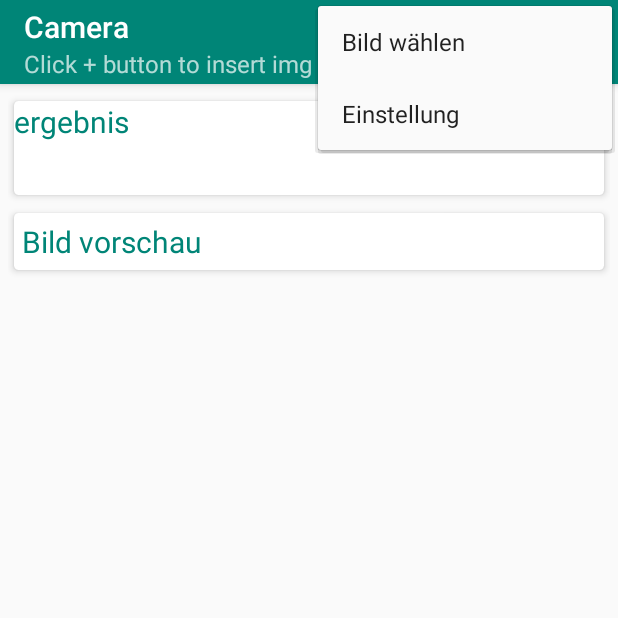
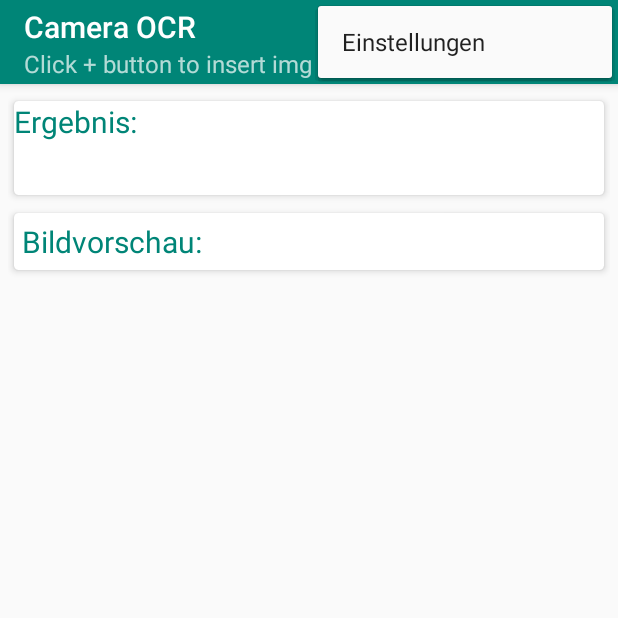
Before and after one commit to purpurWombat/Camera, an Android app: the screen it shows after launch (MainActivity), with the options menu open, on a phone screen of 412 x 824 dp, the top half of it. Run offline under Robolectric (Android 15) with nearby library versions, the phone set to English and light mode, and no system bars; libraries missing offline, so code that uses them is left out: com.google.android.gms, com.theartofdev.edmodo; pictures from the network do not load.

Commit message:
Bissle besser du weißt

```diff
--- a/app/src/main/java/com/example/oerkaptan/camera/MainActivity.java
+++ b/app/src/main/java/com/example/oerkaptan/camera/MainActivity.java
@@ -64,10 +64,7 @@ public class MainActivity extends AppCompatActivity {
     }
 
 
-
-
     //menu
-
 
     @Override
     public boolean onCreateOptionsMenu(Menu menu) {
@@ -91,7 +88,7 @@ public class MainActivity extends AppCompatActivity {
     private void showImageImportdialog() {
     String[] items = {"Camera", "Gallery"};
         AlertDialog.Builder dialog = new AlertDialog.Builder(this);
-        dialog.setTitle("Select Image");
+        dialog.setTitle("Bild wählen");
         dialog.setItems(items, new DialogInterface.OnClickListener() {
             @Override
             public void onClick(DialogInterface dialogInterface, int which) {
--- a/app/src/main/res/layout/activity_main.xml
+++ b/app/src/main/res/layout/activity_main.xml
@@ -30,7 +30,7 @@
                     android:orientation="vertical">
 
                     <TextView
-                        android:text="ergebnis"
+                        android:text="@string/ergebnis"
                         android:textColor="@color/colorPrimary"
                         android:textSize="20sp"
                         android:layout_width="match_parent"
@@ -67,7 +67,7 @@
                     android:padding="5dp">
 
                     <TextView
-                        android:text="Bild vorschau"
+                        android:text="@string/bildvorschau"
                         android:textColor="@color/colorPrimary"
                         android:textSize="20sp"
                         android:layout_width="match_parent"
--- a/app/src/main/res/menu/menu_main.xml
+++ b/app/src/main/res/menu/menu_main.xml
@@ -1,19 +1,18 @@
 <?xml version="1.0" encoding="utf-8"?>
-<menu xmlns:android="http://schemas.android.com/apk/res/android"
+<menu xmlns:app2="http://schemas.android.com/apk/res-auto"
+    xmlns:android="http://schemas.android.com/apk/res/android"
 
     xmlns:app="http://schemas.android.com/tools">
 
     <item
         android:id="@+id/addImage"
-        android:title="Bild wählen"
-        app:showAsAction="always"
-        android:icon="@drawable/ic_action_image"/>
-
+        android:icon="@drawable/ic_action_image"
+        android:title="@string/bild_w_hlen"
+        app2:showAsAction="always"
+        app:showAsAction="always" />
 
     <item
         android:id="@+id/settings"
-        android:title="Einstellung"
-
+        android:title="@string/einstellungen"
         />
-
 </menu>
--- a/app/src/main/res/values/strings.xml
+++ b/app/src/main/res/values/strings.xml
@@ -1,3 +1,7 @@
 <resources>
-    <string name="app_name">Camera</string>
+    <string name="app_name">Camera OCR</string>
+    <string name="ergebnis">Ergebnis:</string>
+    <string name="bildvorschau">Bildvorschau:</string>
+    <string name="bild_w_hlen">Bild wählen</string>
+    <string name="einstellungen">Einstellungen</string>
 </resources>
--- a/build.gradle
+++ b/build.gradle
@@ -7,7 +7,7 @@ buildscript {
         jcenter()
     }
     dependencies {
-        classpath 'com.android.tools.build:gradle:3.2.0'
+        classpath 'com.android.tools.build:gradle:3.4.0'
 
 
 
```
Also changed, not shown: gradle/wrapper/gradle-wrapper.properties.
